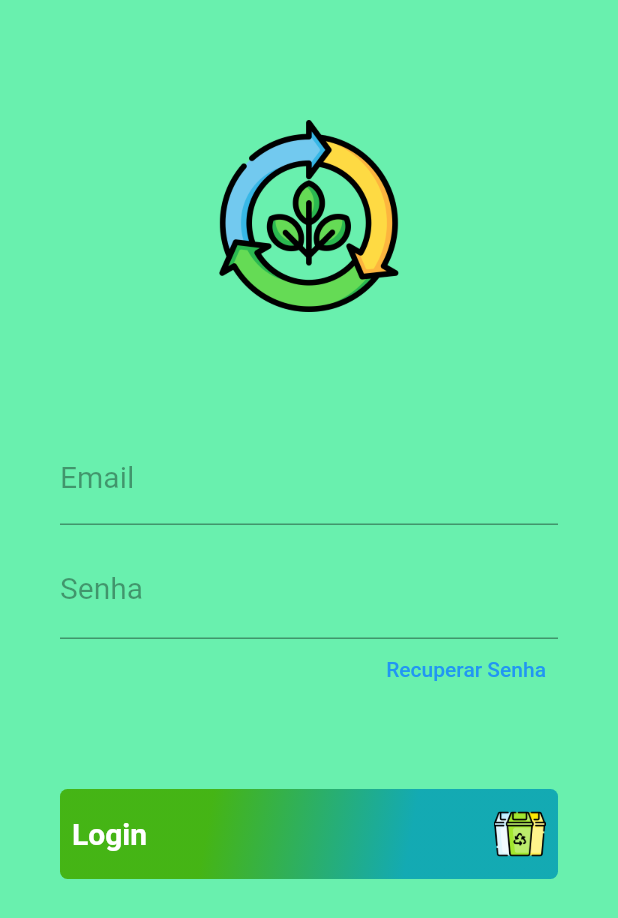
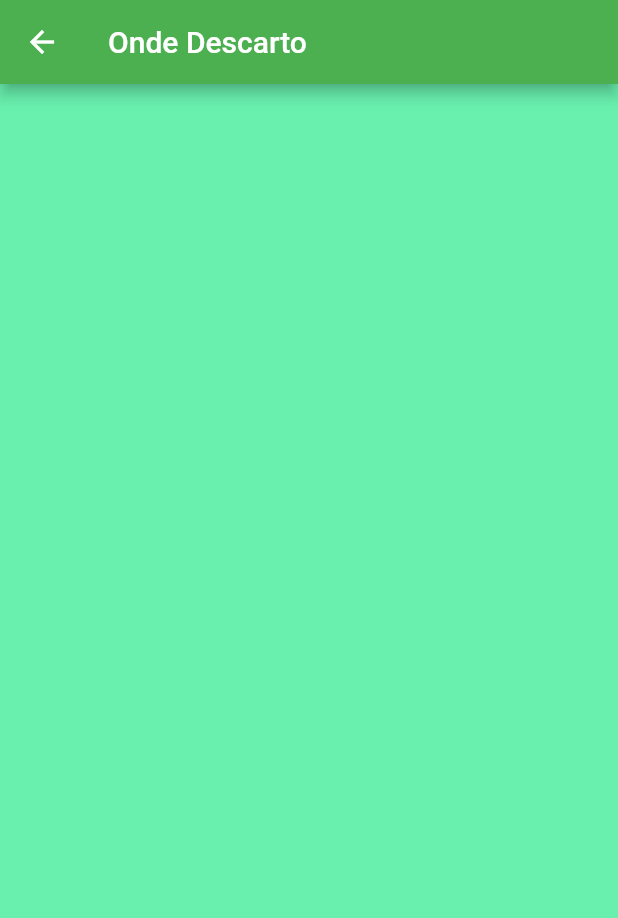
Before and after one commit to Dabvilela/FlutterFrontAPS8sem, a Flutter app: the screen it shows after launch, after a tap on "Login", on a phone screen of 412 x 824 dp. Shown: the top 918 px of the screen. Run offline on Flutter 3.47's test engine with Material 2 defaults, Android fonts, the phone set to English and light mode, and no system bars.

Commit message:
iniciando tela de busca

```diff
--- /dev/null
+++ b/FrontEndAPS8SEM/Frontend8SEM/flutter_front_aps/lib/busca.dart
@@ -0,0 +1,37 @@
+import 'package:flutter/material.dart';
+import 'package:flutter_front_aps/login.dart';
+
+
+class SearchScreen extends StatelessWidget {
+  const SearchScreen({ Key? key }) : super(key: key);
+
+  @override
+  Widget build(BuildContext context) {
+
+    return Scaffold(
+
+      appBar: AppBar(
+        title: Text("Onde Descarto"),
+        backgroundColor: Colors.green,
+      ),
+
+      body: Container(
+
+        padding: const EdgeInsets.only(
+          top: 80,
+          left: 40,
+          right: 40,
+        ),
+
+        color: Colors.greenAccent,
+
+        child: ListView(
+
+
+        ),
+      ),
+
+    );
+  }
+
+}
--- a/FrontEndAPS8SEM/Frontend8SEM/flutter_front_aps/lib/login.dart
+++ b/FrontEndAPS8SEM/Frontend8SEM/flutter_front_aps/lib/login.dart
@@ -1,7 +1,8 @@
+import 'busca.dart';
 import 'package:flutter/material.dart';
 
-class Login extends StatelessWidget {
-  const Login({ Key? key }) : super(key: key);
+class LoginScreen extends StatelessWidget {
+  const LoginScreen({ Key? key }) : super(key: key);
 
   @override
   Widget build(BuildContext context) {
@@ -33,12 +34,12 @@ class Login extends StatelessWidget {
             textBoxEmail(),
             const SizedBox(height: 10,),
 
-            textBoxSenha(),
+            textBoxPassword(),
 
             buttonRecuperarSenha(),
             const SizedBox(height: 60,),
 
-            enterButton(coresGradient),
+            enterButton(coresGradient, context),
 
           ],
         ),
@@ -66,7 +67,7 @@ class Login extends StatelessWidget {
 
   }
 
-  TextFormField textBoxSenha() {
+  TextFormField textBoxPassword() {
 
     return TextFormField(
 
@@ -96,7 +97,7 @@ class Login extends StatelessWidget {
 
   }
 
-  Container enterButton(List<Color> coresGradient ) {
+  Container enterButton(List<Color> coresGradient, BuildContext context ) {
 
     return Container(
 
@@ -115,15 +116,29 @@ class Login extends StatelessWidget {
         borderRadius: const BorderRadius.all(Radius.circular(5)),
 
       ),
+
       child: SizedBox.expand(
         child: TextButton(child: Row(
+
             mainAxisAlignment: MainAxisAlignment.spaceBetween,
             children: <Widget>[
               const Text("Login", style: TextStyle(fontWeight: FontWeight.bold, color: Colors.white, fontSize: 20,),),
               SizedBox(child: Image.asset("images/reciclar.png"),height: 35,width: 35,),
             ],
+
           ),
-          onPressed: () {},
+          onPressed: () {
+
+            Navigator.push(
+
+              context,
+              MaterialPageRoute(
+                builder: (BuildContext context) => const SearchScreen(),
+              ),
+
+            );
+
+          },
         ),
 
       ),
@@ -138,7 +153,7 @@ class Login extends StatelessWidget {
       labelText: lblText,
 
       labelStyle: const TextStyle(
-        color: Colors.black38,
+        color: Colors.white60,
         fontWeight: FontWeight.w400,
         fontSize: 20,
       ),
--- a/FrontEndAPS8SEM/Frontend8SEM/flutter_front_aps/lib/main.dart
+++ b/FrontEndAPS8SEM/Frontend8SEM/flutter_front_aps/lib/main.dart
@@ -1,11 +1,12 @@
+import 'package:flutter/material.dart';
 import 'package:flutter_front_aps/login.dart';
-import 'package:flutter/material.dart';
 
 void main() {
-  runApp(MyApp());
+  runApp(const MyApp());
 }
 
 class MyApp extends StatelessWidget {
+  const MyApp({Key? key}) : super(key: key);
 
   @override
 
@@ -17,7 +18,7 @@ class MyApp extends StatelessWidget {
       theme: ThemeData(
         primarySwatch: Colors.blue,
       ),
-      home:const Login(),
+      home:const LoginScreen(),
     );
 
   }
```
